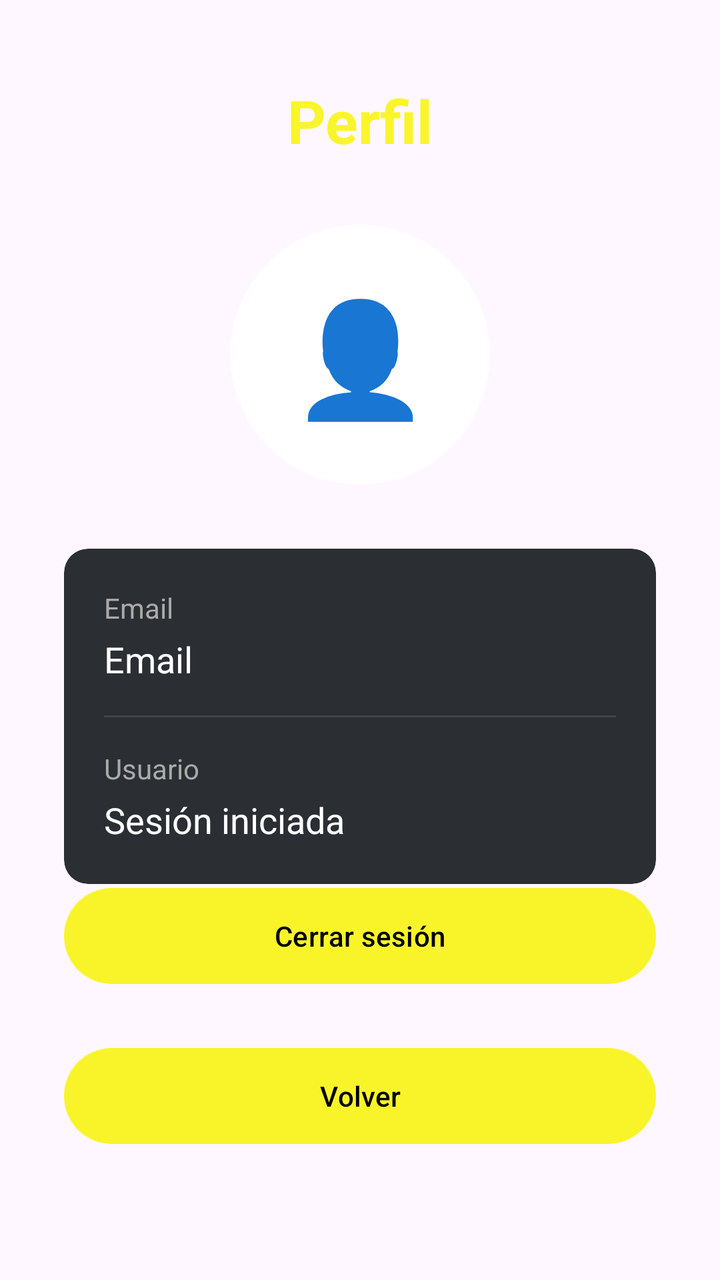
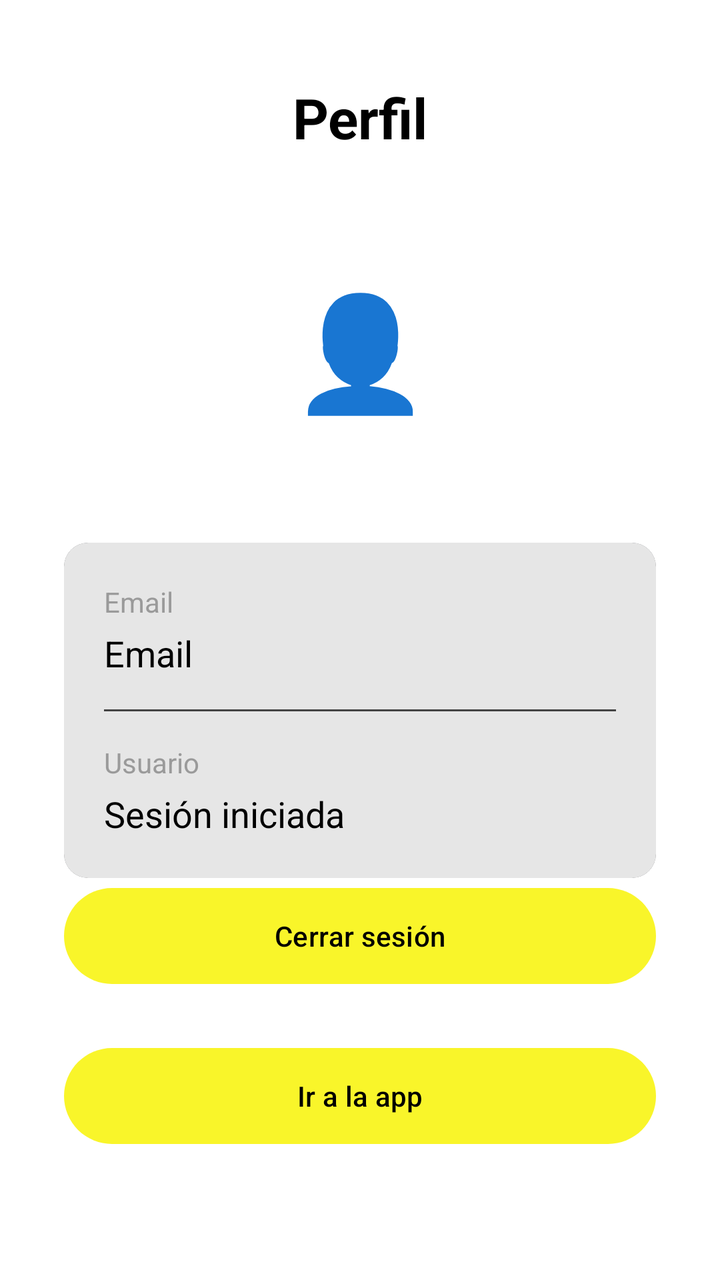

Screens rendered from an Android XML layout before and after an edit, with the pre-edit source and the edit as a unified diff.
<!-- AndroidManifest.xml: application theme Theme.ProyeIoT -->
<!-- res/layout/activity_home.xml -->
<?xml version="1.0" encoding="utf-8"?>
<androidx.constraintlayout.widget.ConstraintLayout xmlns:android="http://schemas.android.com/apk/res/android"
    xmlns:app="http://schemas.android.com/apk/res-auto"
    android:id="@+id/main"
    android:layout_width="match_parent"
    android:layout_height="match_parent">

    
    <androidx.constraintlayout.widget.Guideline
        android:id="@+id/glStart"
        android:layout_width="wrap_content"
        android:layout_height="wrap_content"
        android:orientation="vertical"
        app:layout_constraintGuide_begin="32dp" />

    <androidx.constraintlayout.widget.Guideline
        android:id="@+id/glEnd"
        android:layout_width="wrap_content"
        android:layout_height="wrap_content"
        android:orientation="vertical"
        app:layout_constraintGuide_end="32dp" />

    
    <TextView
        android:id="@+id/tvTitulo"
        android:layout_width="0dp"
        android:layout_height="wrap_content"
        android:layout_marginTop="40dp"
        android:fontFamily="sans-serif"
        android:gravity="center"
        android:text="Perfil"
        android:textColor="#D6F8F402"
        android:textSize="30sp"
        android:textStyle="bold"
        app:layout_constraintEnd_toEndOf="@id/glEnd"
        app:layout_constraintStart_toStartOf="@id/glStart"
        app:layout_constraintTop_toTopOf="parent" />

    
    <com.google.android.material.card.MaterialCardView
        android:id="@+id/ivAvatar"
        android:layout_width="130dp"
        android:layout_height="130dp"
        android:layout_marginTop="32dp"
        app:cardBackgroundColor="#FFFFFF"
        app:cardCornerRadius="65dp"
        app:cardElevation="0dp"
        app:layout_constraintEnd_toEndOf="parent"
        app:layout_constraintStart_toStartOf="parent"
        app:layout_constraintTop_toBottomOf="@id/tvTitulo"
        app:strokeWidth="0dp">

        <TextView
            android:layout_width="match_parent"
            android:layout_height="match_parent"
            android:gravity="center"
            android:text="👤"
            android:textSize="56sp" />
    </com.google.android.material.card.MaterialCardView>

    
    <com.google.android.material.card.MaterialCardView
        android:id="@+id/cardDatos"
        android:layout_width="0dp"
        android:layout_height="wrap_content"
        android:layout_marginTop="32dp"
        app:cardBackgroundColor="#2B2E33"
        app:cardCornerRadius="12dp"
        app:cardElevation="0dp"
        app:layout_constraintEnd_toEndOf="@id/glEnd"
        app:layout_constraintStart_toStartOf="@id/glStart"
        app:layout_constraintTop_toBottomOf="@id/ivAvatar"
        app:strokeWidth="0dp">

        <androidx.constraintlayout.widget.ConstraintLayout
            android:layout_width="match_parent"
            android:layout_height="wrap_content"
            android:padding="20dp">

            <TextView
                android:id="@+id/tvEmailLabel"
                android:layout_width="wrap_content"
                android:layout_height="wrap_content"
                android:text="Email"
                android:textColor="#AAAAAA"
                android:textSize="14sp"
                app:layout_constraintStart_toStartOf="parent"
                app:layout_constraintTop_toTopOf="parent" />

            <TextView
                android:id="@+id/emailtextview"
                android:layout_width="0dp"
                android:layout_height="wrap_content"
                android:layout_marginTop="4dp"
                android:text="Email"
                android:textColor="#FFFFFF"
                android:textSize="18sp"
                app:layout_constraintEnd_toEndOf="parent"
                app:layout_constraintStart_toStartOf="parent"
                app:layout_constraintTop_toBottomOf="@id/tvEmailLabel" />

            <View
                android:id="@+id/lineaDatos"
                android:layout_width="0dp"
                android:layout_height="1dp"
                android:layout_marginTop="16dp"
                android:background="#444444"
                app:layout_constraintEnd_toEndOf="parent"
                app:layout_constraintStart_toStartOf="parent"
                app:layout_constraintTop_toBottomOf="@id/emailtextview" />

            <TextView
                android:id="@+id/tvUsuarioLabel"
                android:layout_width="wrap_content"
                android:layout_height="wrap_content"
                android:layout_marginTop="16dp"
                android:text="Usuario"
                android:textColor="#AAAAAA"
                android:textSize="14sp"
                app:layout_constraintStart_toStartOf="parent"
                app:layout_constraintTop_toBottomOf="@id/lineaDatos" />

            <TextView
                android:id="@+id/sesion"
                android:layout_width="0dp"
                android:layout_height="wrap_content"
                android:layout_marginTop="4dp"
                android:text="Sesión iniciada"
                android:textColor="#FFFFFF"
                android:textSize="18sp"
                app:layout_constraintEnd_toEndOf="parent"
                app:layout_constraintStart_toStartOf="parent"
                app:layout_constraintTop_toBottomOf="@id/tvUsuarioLabel" />

        </androidx.constraintlayout.widget.ConstraintLayout>
    </com.google.android.material.card.MaterialCardView>

    

    <Button
        android:id="@+id/btnClose"
        style="@style/boton_1"
        android:layout_width="0dp"
        android:layout_height="56dp"
        android:layout_marginBottom="24dp"
        android:text="Cerrar sesión"
        android:textAllCaps="false"
        app:layout_constraintBottom_toTopOf="@id/btnVolver"
        app:layout_constraintEnd_toEndOf="@id/glEnd"
        app:layout_constraintHorizontal_bias="0.0"
        app:layout_constraintStart_toStartOf="@id/glStart" />

    <Button
        android:id="@+id/btnVolver"
        style="@style/boton_1"
        android:layout_width="0dp"
        android:layout_height="56dp"
        android:layout_marginBottom="64dp"
        android:text="Volver"
        android:textAllCaps="false"
        app:layout_constraintBottom_toBottomOf="parent"
        app:layout_constraintEnd_toEndOf="@id/glEnd"
        app:layout_constraintHorizontal_bias="0.0"
        app:layout_constraintStart_toStartOf="@id/glStart" />

</androidx.constraintlayout.widget.ConstraintLayout>
<!-- resources referenced by this layout -->
<resources>
  <style name="boton_1" parent="Widget.Material3.Button">
          <item name="backgroundTint">@color/boton_fondo</item>
          <item name="android:textColor">@color/boton_texto</item>
      </style>
  <style name="Theme.ProyeIoT" parent="Base.Theme.ProyeIoT" />
  <color name="boton_fondo">@color/color_main</color>
  <color name="boton_texto">@color/color_negro</color>
  <style name="Base.Theme.ProyeIoT" parent="Theme.Material3.DayNight.NoActionBar">
          <item name="materialButtonStyle">@style/Widget.ProyeIoT.Button</item>
      </style>
  <color name="color_main">#D6F8F402</color>
  <color name="color_negro">#000000</color>
  <style name="Widget.ProyeIoT.Button" parent="Widget.Material3.Button">
          <item name="backgroundTint">@color/boton_fondo</item>
          <item name="android:textColor">@color/color_blanco</item>
          <item name="color">@color/color_negro</item>
      </style>
  <color name="color_blanco">#FFFFFF</color>
</resources>

<!-- the commit's change to res/layout/activity_home.xml (unified diff, before → after) -->
@@ -22,6 +22,7 @@
 
     
     <TextView
+        style="@style/titulo"
         android:id="@+id/tvTitulo"
         android:layout_width="0dp"
         android:layout_height="wrap_content"
@@ -29,9 +30,6 @@
         android:fontFamily="sans-serif"
         android:gravity="center"
         android:text="Perfil"
-        android:textColor="#D6F8F402"
-        android:textSize="30sp"
-        android:textStyle="bold"
         app:layout_constraintEnd_toEndOf="@id/glEnd"
         app:layout_constraintStart_toStartOf="@id/glStart"
         app:layout_constraintTop_toTopOf="parent" />
@@ -75,14 +73,16 @@
         <androidx.constraintlayout.widget.ConstraintLayout
             android:layout_width="match_parent"
             android:layout_height="wrap_content"
-            android:padding="20dp">
+            android:padding="20dp"
+            android:background="@color/fondo_2"
+            >
 
             <TextView
                 android:id="@+id/tvEmailLabel"
                 android:layout_width="wrap_content"
                 android:layout_height="wrap_content"
                 android:text="Email"
-                android:textColor="#AAAAAA"
+                android:textColor="@color/texto_sub"
                 android:textSize="14sp"
                 app:layout_constraintStart_toStartOf="parent"
                 app:layout_constraintTop_toTopOf="parent" />
@@ -93,7 +93,7 @@
                 android:layout_height="wrap_content"
                 android:layout_marginTop="4dp"
                 android:text="Email"
-                android:textColor="#FFFFFF"
+                android:textColor="@color/texto_cajas"
                 android:textSize="18sp"
                 app:layout_constraintEnd_toEndOf="parent"
                 app:layout_constraintStart_toStartOf="parent"
@@ -115,7 +115,7 @@
                 android:layout_height="wrap_content"
                 android:layout_marginTop="16dp"
                 android:text="Usuario"
-                android:textColor="#AAAAAA"
+                android:textColor="@color/texto_sub"
                 android:textSize="14sp"
                 app:layout_constraintStart_toStartOf="parent"
                 app:layout_constraintTop_toBottomOf="@id/lineaDatos" />
@@ -126,7 +126,7 @@
                 android:layout_height="wrap_content"
                 android:layout_marginTop="4dp"
                 android:text="Sesión iniciada"
-                android:textColor="#FFFFFF"
+                android:textColor="@color/texto_cajas"
                 android:textSize="18sp"
                 app:layout_constraintEnd_toEndOf="parent"
                 app:layout_constraintStart_toStartOf="parent"
@@ -156,7 +156,7 @@
         android:layout_width="0dp"
         android:layout_height="56dp"
         android:layout_marginBottom="64dp"
-        android:text="Volver"
+        android:text="Ir a la app"
         android:textAllCaps="false"
         app:layout_constraintBottom_toBottomOf="parent"
         app:layout_constraintEnd_toEndOf="@id/glEnd"
<!-- resource entries referenced after the edit -->
@@ -1,15 +1,28 @@
 <!-- resources referenced by this layout -->
 <resources>
+  <color name="fondo_2">#E6E6E6</color>
+  <color name="texto_cajas">#000000</color>
+  <color name="texto_sub">#9A9A9A</color>
   <style name="boton_1" parent="Widget.Material3.Button">
           <item name="backgroundTint">@color/boton_fondo</item>
           <item name="android:textColor">@color/boton_texto</item>
       </style>
-  <style name="Theme.ProyeIoT" parent="Base.Theme.ProyeIoT" />
+  <style name="titulo">
+          <item name="android:textColor">@color/texto_1</item>
+          <item name="android:textSize">28sp</item>
+          <item name="android:textStyle">bold</item>
+      </style>
+  <style name="Theme.ProyeIoT" parent="Base.Theme.ProyeIoT">
+          <item name="android:colorBackground">@color/fondo_1</item>
+          <item name="android:windowBackground">@color/fondo_1</item>
+      </style>
   <color name="boton_fondo">@color/color_main</color>
   <color name="boton_texto">@color/color_negro</color>
+  <color name="texto_1">#000000</color>
   <style name="Base.Theme.ProyeIoT" parent="Theme.Material3.DayNight.NoActionBar">
           <item name="materialButtonStyle">@style/Widget.ProyeIoT.Button</item>
       </style>
+  <color name="fondo_1">#FFFFFFFF</color>
   <color name="color_main">#D6F8F402</color>
   <color name="color_negro">#000000</color>
   <style name="Widget.ProyeIoT.Button" parent="Widget.Material3.Button">
